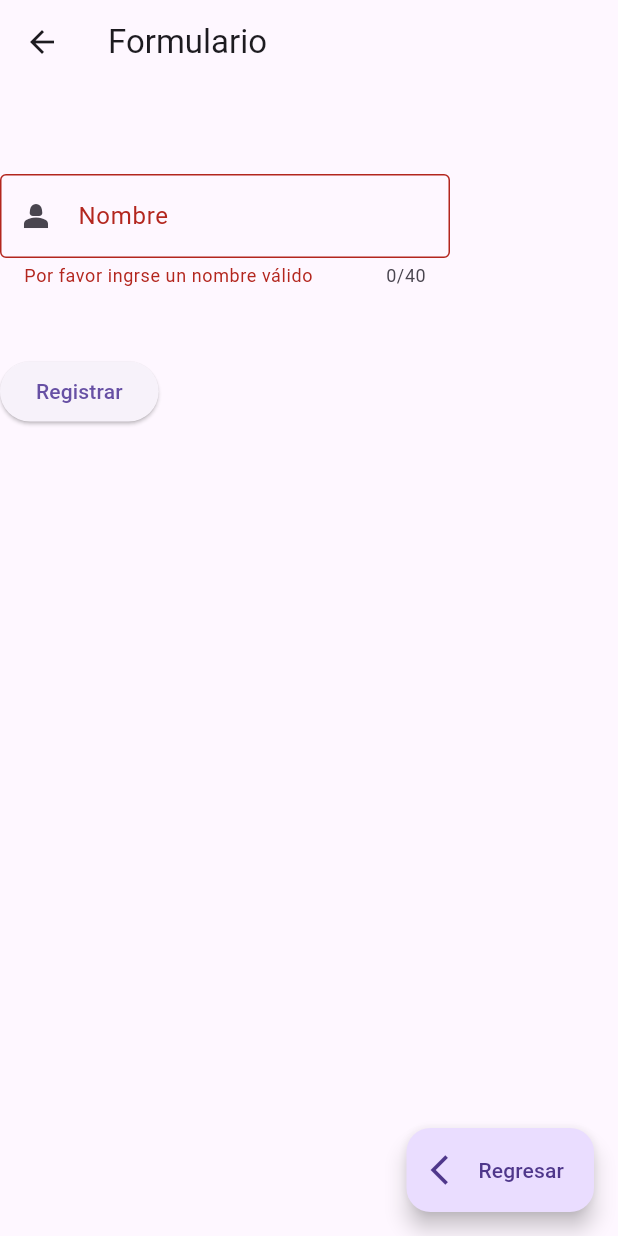
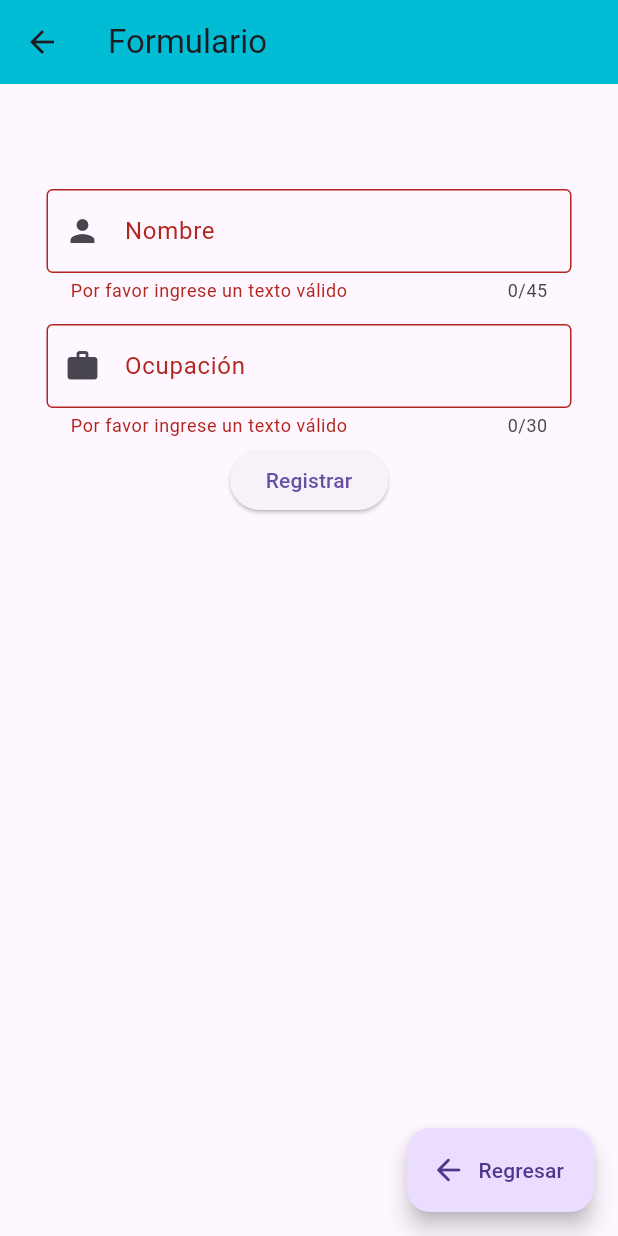
Before and after one commit to M131415/Formulario, a Flutter app: the FormScreen screen opened by its route, after a tap on "Registrar", on a phone screen of 412 x 824 dp. Run offline on Flutter 3.47's test engine with Material 3 defaults, Android fonts, the phone set to English and light mode, and no system bars; missing offline and left inert: regexpattern.

Commit message:
Update InputTextField Widget and add regexpatterb dependecies

```diff
--- a/lib/presentation/screens/formulario/form_screen.dart
+++ b/lib/presentation/screens/formulario/form_screen.dart
@@ -1,4 +1,5 @@
 import 'package:flutter/material.dart';
+import 'package:formulario/presentation/widgets/widgets.dart';
 
 class FormScreen extends StatelessWidget {
   const FormScreen({super.key});
@@ -8,10 +9,11 @@ class FormScreen extends StatelessWidget {
     return Scaffold(
       appBar: AppBar(
         title: const Text("Formulario"),
+        backgroundColor: Colors.cyan,
       ),
       body: const FormScreenView(),
       floatingActionButton: FloatingActionButton.extended(
-        icon: const Icon(Icons.arrow_back_ios),
+        icon: const Icon(Icons.arrow_back_rounded),
         label: const Text("Regresar"),
         onPressed: () => Navigator.pop(context)),
     );
@@ -29,42 +31,36 @@ class FormScreenView extends StatefulWidget {
 class MyCustomFormState extends State<FormScreenView> {
 
   final TextEditingController _nombreController = TextEditingController();
+    final TextEditingController _ocupacionController = TextEditingController();
+
   final _formKey = GlobalKey<FormState>();
 
   @override
   Widget build(BuildContext context) {
-    return Column(
-        mainAxisAlignment: MainAxisAlignment.start,
-        children: [
+    return Center(
+        child: ListView(
+          children: [
           const SizedBox(height: 10),
           Form(
             key: _formKey,
             child: Column(
-              crossAxisAlignment: CrossAxisAlignment.start,
+              crossAxisAlignment: CrossAxisAlignment.center,
               children: <Widget>[
-              // Add TextFormFields and ElevatedButton here.
-              const SizedBox(height: 50),
-                SizedBox(
-                  height: 100,
-                  width: 300,
-                  child: TextFormField(
-                    controller: _nombreController,
-                    maxLength: 40,
-                    validator: (value) {
-                      if (value == null || value.isEmpty) {
-                        return 'Por favor ingrse un nombre válido';
-                      }
-                      return null;
-                    },
-                    decoration:  const InputDecoration(
-                      labelText: "Nombre",
-                      hintText: "Ingresa tu nombre",
-                      prefixIcon: Icon(Icons.person_2),
-                      border: OutlineInputBorder(),
-                    ),
-                  ),
+                // Add TextFormFields and ElevatedButton here.
+                const SizedBox(height: 60),
+                InputTextField(
+                  controller: _nombreController,
+                  label: "Nombre",
+                  maxLength: 45,
+                  icon: const Icon(Icons.person),
                 ),
-                Text(_nombreController.text),
+                const SizedBox(height: 10),
+                InputTextField(
+                  controller: _ocupacionController,
+                  label: "Ocupación",
+                  maxLength: 30,
+                  icon: const Icon(Icons.work)
+                ),
                 ElevatedButton(
                   onPressed: () {
                     // Validate returns true if the form is valid, or false otherwise.
@@ -79,13 +75,16 @@ class MyCustomFormState extends State<FormScreenView> {
                             onPressed: () {
                               // Some code to undo the change.
                               setState(() {
-                                _nombreController.text = "";
+                                _nombreController.value;
                               });
                             },
                           ),
                         ),
                       );
-                      setState(() {_nombreController.text;});
+                      setState(() {
+                        _nombreController.clear();
+                        _ocupacionController.clear();
+                        });
                     }
                   },
                   child: const Text('Registrar'),
@@ -94,7 +93,7 @@ class MyCustomFormState extends State<FormScreenView> {
             ),
           ),
         ],
+      )
     );
-
   }
 }
--- a/lib/presentation/widgets/form_widgets/input.dart
+++ b/lib/presentation/widgets/form_widgets/input.dart
@@ -1,23 +1,43 @@
 import 'package:flutter/material.dart';
+import 'package:regexpattern/regexpattern.dart';
 
-class Input extends StatelessWidget {
+class InputTextField extends StatelessWidget {
   final TextEditingController controller;
   final String label;
+  final int maxLength;
+  final Icon icon;
+  final bool autofocus;
 
-   const Input({super.key,
+  const InputTextField(
+    {super.key,
     required this.controller,
-    required this.label
-    });
+    required this.label,
+    required this.maxLength,
+    required this.icon,
+    this.autofocus = false,
+    }
+  );
 
   @override
   Widget build(BuildContext context) {
     return SizedBox(
-      width: 250,
-      child: TextField(
+            height: 80,
+            width: 350,
+            child: TextFormField(
               controller: controller,
+              maxLength: maxLength,
+              validator: (value) {
+                if (value == null || value.isEmpty || value.isAlphabetNumericSymbol()) {
+                  controller.clear();
+                  return 'Por favor ingrese un texto válido';
+                }
+                return null;
+              },
               decoration: InputDecoration(
+                labelText: label,
+                hintText: "Ingrese su $label",
+                prefixIcon: icon,
                 border: const OutlineInputBorder(),
-          labelText: label
               ),
             ),
           );
```
Also changed, not shown: pubspec.yaml (+4 -12 lines), pubspec.lock. Lines whose indentation alone changed are shown as unchanged.
